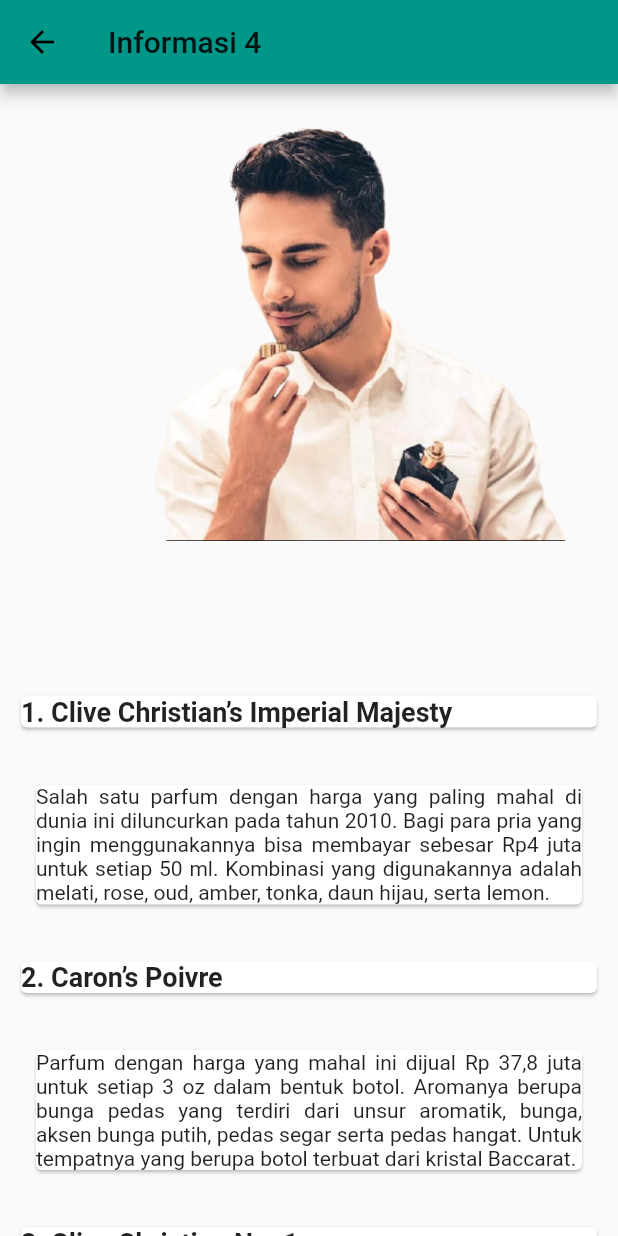
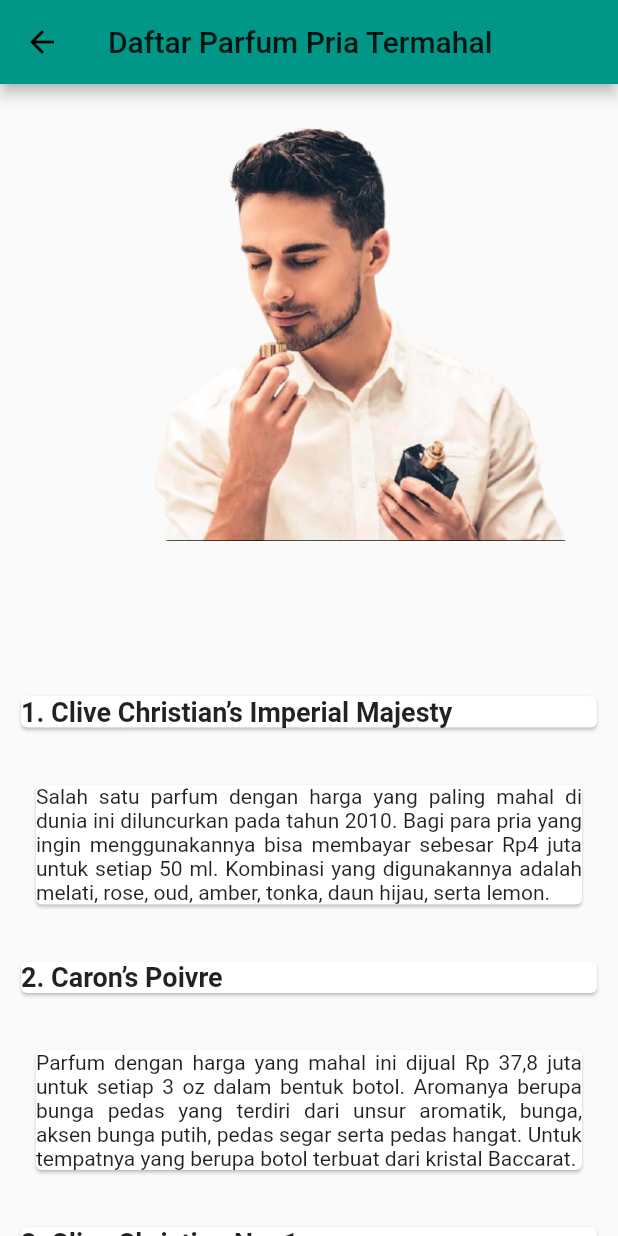
Before and after one commit to room2468/12-final-project-techie-team, a Flutter app: the Page4 screen opened directly, on a phone screen of 412 x 824 dp. Run offline on Flutter 3.47's test engine with Material 2 defaults, Android fonts, the phone set to English and light mode, and no system bars; our stand-ins replace carousel_pro, sqflite; accounts and stored records are empty.

Commit message:
Mengganti judul AppBar

```diff
--- a/lib/pages/page3.dart
+++ b/lib/pages/page3.dart
@@ -6,7 +6,7 @@ class Page3 extends StatelessWidget {
     return Scaffold(
       appBar: AppBar(
         backgroundColor: Colors.teal, // background title
-        title: new Text("Informasi 3"),
+        title: new Text("Daftar Parfum Wanita Termahal"),
       ),
       body: new ListView(
         children: <Widget>[
--- a/lib/pages/page4.dart
+++ b/lib/pages/page4.dart
@@ -6,7 +6,7 @@ class Page4 extends StatelessWidget {
     return Scaffold(
       appBar: AppBar(
         backgroundColor: Colors.teal, // background title
-        title: new Text("Informasi 4"),
+        title: new Text("Daftar Parfum Pria Termahal"),
       ),
       body: new ListView(
         children: <Widget>[
--- a/lib/pages/page5.dart
+++ b/lib/pages/page5.dart
@@ -6,7 +6,7 @@ class Page5 extends StatelessWidget {
     return Scaffold(
       appBar: AppBar(
         backgroundColor: Colors.teal, // background title
-        title: new Text("Informasi 5"),
+        title: new Text("Mitos dan Fakta Seputar Parfum"),
       ),
       body: new ListView(
         children: <Widget>[
--- a/lib/pages/page6.dart
+++ b/lib/pages/page6.dart
@@ -6,7 +6,7 @@ class Page6 extends StatelessWidget {
     return Scaffold(
       appBar: AppBar(
         backgroundColor: Colors.teal, // background title
-        title: new Text("Informasi 6"),
+        title: new Text("Sesuaikan Parfum dengan Zodiakmu!"),
       ),
       body: new ListView(
         children: <Widget>[
```
